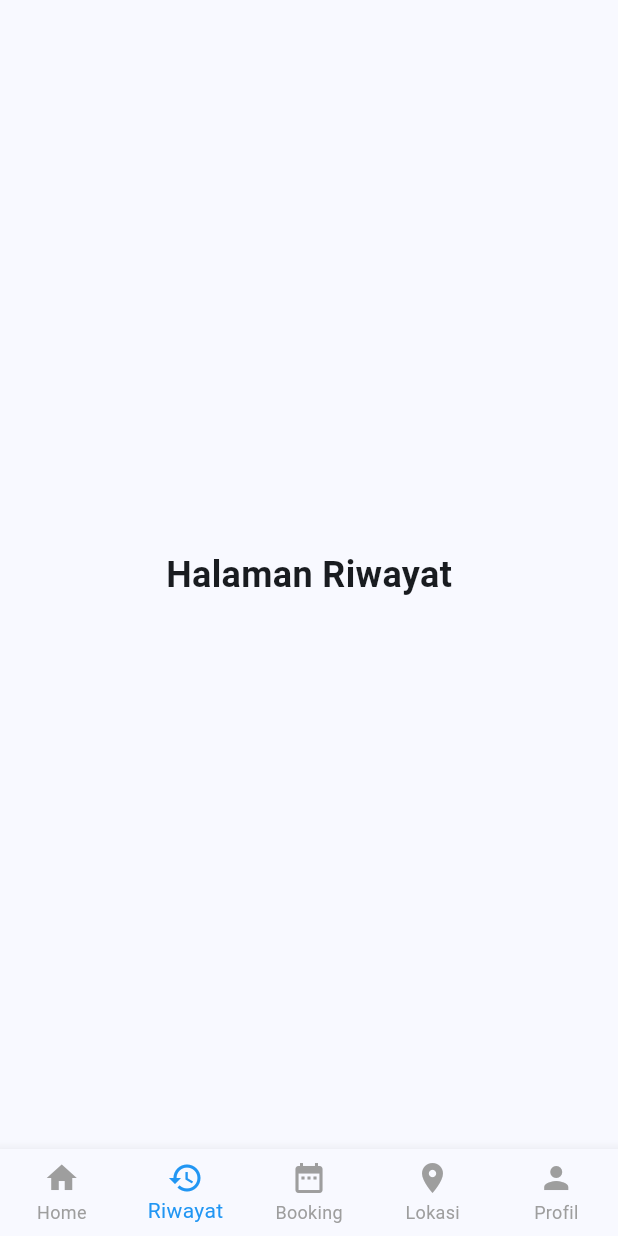
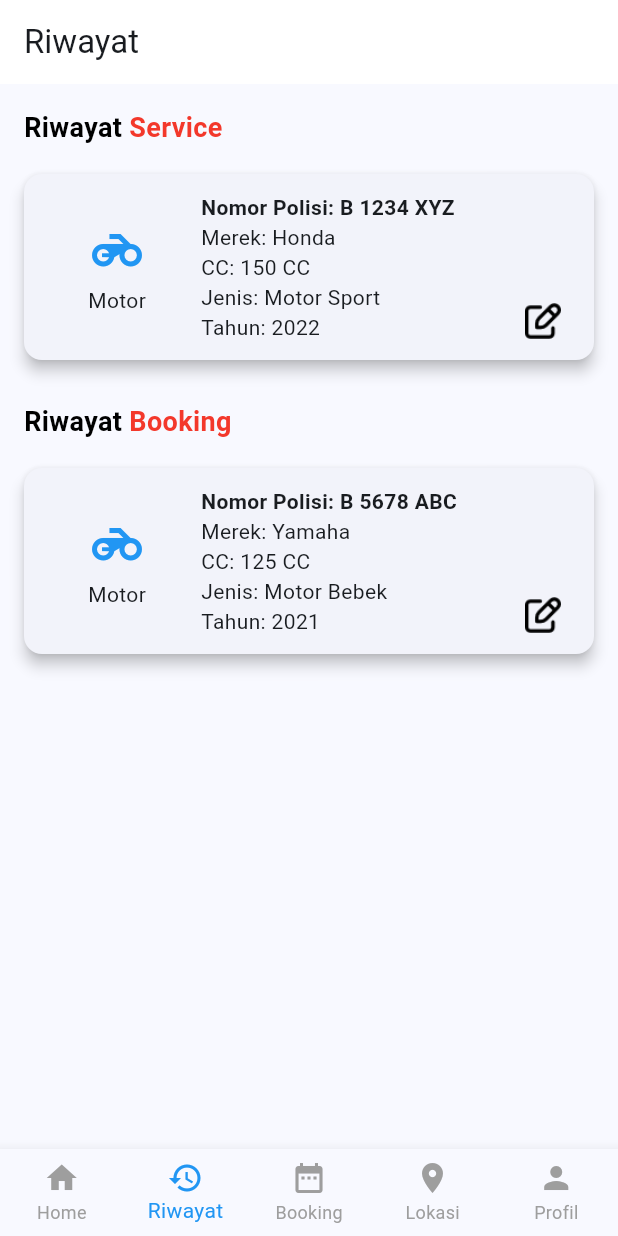
Before and after one commit to beoke/bengkel_flutter, a Flutter app: the screen it shows after launch, item 2 of the bottom bar chosen, on a phone screen of 412 x 824 dp. Run offline on Flutter 3.47's test engine with Material 3 defaults, Android fonts, the phone set to English and light mode, and no system bars; our stand-ins replace animate_do.

Commit message:
booking and riwayat

```diff
--- a/lib/booking/bookingjadwal.dart
+++ b/lib/booking/bookingjadwal.dart
@@ -16,7 +16,11 @@ class _BookingScreenState extends State<BookingScreen> {
   final TextEditingController complaintController = TextEditingController();
 
   final List<String> vehicles = ['Mobil', 'Motor', 'Sepeda'];
-  final List<String> servicePackages = ['Paket Basic', 'Paket Standard', 'Paket Premium'];
+  final List<String> servicePackages = [
+    'Paket Basic',
+    'Paket Standard',
+    'Paket Premium'
+  ];
 
   Future<void> _selectDate(BuildContext context) async {
     final DateTime? picked = await showDatePicker(
@@ -43,6 +47,38 @@ class _BookingScreenState extends State<BookingScreen> {
         child: Column(
           crossAxisAlignment: CrossAxisAlignment.stretch,
           children: [
+
+            // Input kalender dengan ikon tanggal
+            InkWell(
+              onTap: () => _selectDate(context),
+              child: InputDecorator(
+                decoration: InputDecoration(
+                  labelText: 'Pilih Tanggal',
+                  border: OutlineInputBorder(
+                    borderRadius: BorderRadius.circular(10.0),
+                  ),
+                  suffixIcon: Icon(Icons.calendar_today),
+                ),
+                child: Text(
+                  selectedDate != null
+                      ? "${selectedDate!.toLocal()}".split(' ')[0]
+                      : 'Pilih Tanggal',
+                ),
+              ),
+            ),
+            const SizedBox(height: 20),
+
+            // TextField untuk memilih lokasi
+            TextField(
+              controller: locationController,
+              decoration: InputDecoration(
+                labelText: 'Lokasi',
+                border: OutlineInputBorder(
+                    borderRadius: BorderRadius.circular(10.0)),
+              ),
+            ),
+            const SizedBox(height: 20),
+
             // ComboBox untuk memilih jenis kendaraan
             DropdownButtonFormField<String>(
               value: selectedVehicle,
@@ -63,19 +99,10 @@ class _BookingScreenState extends State<BookingScreen> {
                   );
                 }).toList(),
               ],
-              decoration: const InputDecoration(
+              decoration: InputDecoration(
                 labelText: 'Jenis Kendaraan',
-                border: OutlineInputBorder(),
-              ),
-            ),
-            const SizedBox(height: 20),
-
-            // TextField untuk memilih lokasi
-            TextField(
-              controller: locationController,
-              decoration: const InputDecoration(
-                labelText: 'Lokasi',
-                border: OutlineInputBorder(),
+                border: OutlineInputBorder(
+                    borderRadius: BorderRadius.circular(10.0)),
               ),
             ),
             const SizedBox(height: 20),
@@ -93,16 +120,17 @@ class _BookingScreenState extends State<BookingScreen> {
                   value: null,
                   child: Text('Pilih Jenis Paket Service'),
                 ),
-                ...servicePackages.map<DropdownMenuItem<String>>((String value) {
+                ...servicePackages
+                    .map<DropdownMenuItem<String>>((String value) {
                   return DropdownMenuItem<String>(
                     value: value,
                     child: Text(value),
                   );
                 }).toList(),
               ],
-              decoration: const InputDecoration(
+              decoration: InputDecoration(
                 labelText: 'Jenis Paket Service',
-                border: OutlineInputBorder(),
+                border: OutlineInputBorder(borderRadius: BorderRadius.circular(10.0)),
               ),
             ),
             const SizedBox(height: 20),
@@ -110,31 +138,15 @@ class _BookingScreenState extends State<BookingScreen> {
             // TextField untuk mengisi keluhan
             TextField(
               controller: complaintController,
-              decoration: const InputDecoration(
+              decoration: InputDecoration(
                 labelText: 'Keluhan',
-                border: OutlineInputBorder(),
+                border: OutlineInputBorder(
+                  borderRadius: BorderRadius.circular(10.0),
+                ),
               ),
               maxLines: 3,
             ),
-            const SizedBox(height: 20),
-
-            // Input kalender dengan ikon tanggal
-            InkWell(
-              onTap: () => _selectDate(context),
-              child: InputDecorator(
-                decoration: const InputDecoration(
-                  labelText: 'Pilih Tanggal',
-                  border: OutlineInputBorder(),
-                  suffixIcon: Icon(Icons.calendar_today),
-                ),
-                child: Text(
-                  selectedDate != null
-                      ? "${selectedDate!.toLocal()}".split(' ')[0]
-                      : 'Pilih Tanggal',
-                ),
-              ),
-            ),
-            const SizedBox(height: 20),
+            const SizedBox(height: 40),
 
             // Tombol untuk melakukan booking dengan gradient
             Container(
@@ -169,7 +181,8 @@ class _BookingScreenState extends State<BookingScreen> {
                             Text('Lokasi: $location'),
                             Text('Paket Service: $servicePackage'),
                             Text('Keluhan: $complaint'),
-                            Text('Tanggal: ${date != null ? "${date.toLocal()}".split(' ')[0] : "Tidak dipilih"}'),
+                            Text(
+                                'Tanggal: ${date != null ? "${date.toLocal()}".split(' ')[0] : "Tidak dipilih"}'),
                           ],
                         ),
                         actions: [
@@ -187,7 +200,8 @@ class _BookingScreenState extends State<BookingScreen> {
                 style: ElevatedButton.styleFrom(
                   backgroundColor: Colors.transparent, // Warna latar transparan
                   shadowColor: Colors.transparent, // Hilangkan shadow
-                  padding: const EdgeInsets.symmetric(vertical: 16), // Padding tombol
+                  padding: const EdgeInsets.symmetric(
+                      vertical: 16), // Padding tombol
                   shape: RoundedRectangleBorder(
                     borderRadius: BorderRadius.circular(8), // Border radius
                   ),
--- a/lib/main.dart
+++ b/lib/main.dart
@@ -2,6 +2,7 @@ import 'package:bengkel_flutter/login_regis/login.dart';
 import 'package:flutter/material.dart';
 import 'profile/profile.dart';
 import 'booking/bookingjadwal.dart';
+import 'riwayat/riwayat.dart';
 
 void main() {
   runApp(const MyApp());
@@ -36,7 +37,7 @@ class _MainScreenState extends State<MainScreen> {
   // Daftar halaman yang sesuai dengan item BottomNavigationBar
   final List<Widget> _pages = [
     const HomePage(), // home page
-    const HistoryPage(), // history page
+    const RiwayatScreen(), // history page
     const BookingScreen(), // booking page
     const LocationPage(), // location page
     const UserProfileScreen(), // profile page
@@ -429,20 +430,25 @@ class HomePage extends StatelessWidget {
 }
 
 // Halaman Riwayat
-class HistoryPage extends StatelessWidget {
-  const HistoryPage({super.key});
+class RiwaYat extends StatelessWidget {
+  const RiwaYat({super.key});
 
   @override
   Widget build(BuildContext context) {
-    return const Center(
-      child: Text(
-        'Halaman Riwayat',
-        style: TextStyle(fontSize: 24, fontWeight: FontWeight.bold),
+    return Scaffold(
+      body: Center(
+        child: GestureDetector(
+          onTap: () {
+            Navigator.push(context,
+                MaterialPageRoute(builder: (context) => RiwayatScreen()));
+          },
+        ),
       ),
     );
   }
 }
 
+// Halaman booking
 class BooKing extends StatelessWidget {
   const BooKing({super.key});
 
--- /dev/null
+++ b/lib/riwayat/riwayat.dart
@@ -0,0 +1,244 @@
+import 'package:flutter/material.dart';
+
+class RiwayatScreen extends StatelessWidget {
+  const RiwayatScreen({super.key});
+
+  @override
+  Widget build(BuildContext context) {
+    return Scaffold(
+      appBar: AppBar(
+        title: const Text('Riwayat'), // Judul AppBar
+        backgroundColor: Colors.white, // Warna AppBar
+      ),
+      body: Padding(
+        padding: const EdgeInsets.all(16.0), // Padding untuk seluruh body
+        child: Column(
+          crossAxisAlignment: CrossAxisAlignment.start,
+          children: [
+            // Bagian Riwayat Service
+            const Text.rich(
+              TextSpan(
+                children: [
+                  TextSpan(
+                    text: 'Riwayat ',
+                    style: TextStyle(
+                      fontSize: 18,
+                      fontWeight: FontWeight.bold,
+                      color: Colors.black, // Warna hitam untuk "Riwayat"
+                    ),
+                  ),
+                  TextSpan(
+                    text: 'Service',
+                    style: TextStyle(
+                      fontSize: 18,
+                      fontWeight: FontWeight.bold,
+                      color: Color.fromARGB(255, 243, 56, 43), // Warna merah untuk "Service"
+                    ),
+                  ),
+                ],
+              ),
+            ),
+            const SizedBox(height: 10), // Jarak antara label dan container
+
+            // Card Motor untuk Riwayat Service
+            Card(
+              elevation: 4,
+              margin: const EdgeInsets.symmetric(vertical: 8),
+              child: Padding(
+                padding: const EdgeInsets.all(12.0),
+                child: Stack(
+                  children: [
+                    Row(
+                      children: [
+                        Padding(
+                          padding: const EdgeInsets.only(left: 30),
+                          child: Column(
+                            mainAxisAlignment: MainAxisAlignment.start,
+                            children: const [
+                              Icon(
+                                Icons.motorcycle,
+                                size: 40,
+                                color: Colors.blue,
+                              ),
+                              SizedBox(height: 4),
+                              Text(
+                                'Motor',
+                                style: TextStyle(fontSize: 14),
+                              ),
+                            ],
+                          ),
+                        ),
+                        const SizedBox(width: 16),
+                        const SizedBox(width: 20),
+                        Expanded(
+                          child: Column(
+                            crossAxisAlignment: CrossAxisAlignment.start,
+                            children: const [
+                              Text(
+                                'Nomor Polisi: B 1234 XYZ',
+                                style: TextStyle(
+                                  fontWeight: FontWeight.bold,
+                                ),
+                              ),
+                              Text('Merek: Honda'),
+                              Text('CC: 150 CC'),
+                              Text('Jenis: Motor Sport'),
+                              Text('Tahun: 2022'),
+                            ],
+                          ),
+                        ),
+                      ],
+                    ),
+                    // Ikon edit di pojok kanan bawah
+                    Positioned(
+                      right: 10,
+                      bottom: 2,
+                      child: GestureDetector(
+                        onTap: () {
+                          Navigator.push(
+                            context,
+                            MaterialPageRoute(
+                              builder: (context) => const EditKendaraanScreen(), // Ganti dengan halaman edit kendaraan
+                            ),
+                          );
+                        },
+                        child: Image.asset(
+                          'assets/edit.png',
+                          width: 24,
+                          height: 24,
+                        ),
+                      ),
+                    ),
+                  ],
+                ),
+              ),
+            ),
+            const SizedBox(height: 20), // Jarak antara dua bagian
+
+            // Bagian Riwayat Booking
+            const Text.rich(
+              TextSpan(
+                children: [
+                  TextSpan(
+                    text: 'Riwayat ',
+                    style: TextStyle(
+                      fontSize: 18,
+                      fontWeight: FontWeight.bold,
+                      color: Colors.black, // Warna hitam untuk "Riwayat"
+                    ),
+                  ),
+                  TextSpan(
+                    text: 'Booking',
+                    style: TextStyle(
+                      fontSize: 18,
+                      fontWeight: FontWeight.bold,
+                      color: Color.fromARGB(255, 243, 56, 43), // Warna merah untuk "Booking"
+                    ),
+                  ),
+                ],
+              ),
+            ),
+            const SizedBox(height: 10), // Jarak antara label dan container
+
+            // Card Motor untuk Riwayat Booking
+            Card(
+              elevation: 4,
+              margin: const EdgeInsets.symmetric(vertical: 8),
+              child: Padding(
+                padding: const EdgeInsets.all(12.0),
+                child: Stack(
+                  children: [
+                    Row(
+                      children: [
+                        Padding(
+                          padding: const EdgeInsets.only(left: 30),
+                          child: Column(
+                            mainAxisAlignment: MainAxisAlignment.start,
+                            children: const [
+                              Icon(
+                                Icons.motorcycle,
+                                size: 40,
+                                color: Colors.blue,
+                              ),
+                              SizedBox(height: 4),
+                              Text(
+                                'Motor',
+                                style: TextStyle(fontSize: 14),
+                              ),
+                            ],
+                          ),
+                        ),
+                        const SizedBox(width: 16),
+                        const SizedBox(width: 20),
+                        Expanded(
+                          child: Column(
+                            crossAxisAlignment: CrossAxisAlignment.start,
+                            children: const [
+                              Text(
+                                'Nomor Polisi: B 5678 ABC',
+                                style: TextStyle(
+                                  fontWeight: FontWeight.bold,
+                                ),
+                              ),
+                              Text('Merek: Yamaha'),
+                              Text('CC: 125 CC'),
+                              Text('Jenis: Motor Bebek'),
+                              Text('Tahun: 2021'),
+                            ],
+                          ),
+                        ),
+                      ],
+                    ),
+                    // Ikon edit di pojok kanan bawah
+                    Positioned(
+                      right: 10,
+                      bottom: 2,
+                      child: GestureDetector(
+                        onTap: () {
+                          Navigator.push(
+                            context,
+                            MaterialPageRoute(
+                              builder: (context) => const EditKendaraanScreen(), // Ganti dengan halaman edit kendaraan
+                            ),
+                          );
+                        },
+                        child: Image.asset(
+                          'assets/edit.png',
+                          width: 24,
+                          height: 24,
+                        ),
+                      ),
+                    ),
+                  ],
+                ),
+              ),
+            ),
+          ],
+        ),
+      ),
+    );
+  }
+}
+
+// Halaman EditKendaraanScreen (contoh)
+class EditKendaraanScreen extends StatelessWidget {
+  const EditKendaraanScreen({super.key});
+
+  @override
+  Widget build(BuildContext context) {
+    return Scaffold(
+      appBar: AppBar(
+        title: const Text('Edit Kendaraan'),
+      ),
+      body: const Center(
+        child: Text('Halaman Edit Kendaraan'),
+      ),
+    );
+  }
+}
+
+void main() {
+  runApp(const MaterialApp(
+    home: RiwayatScreen(),
+  ));
+}
```
